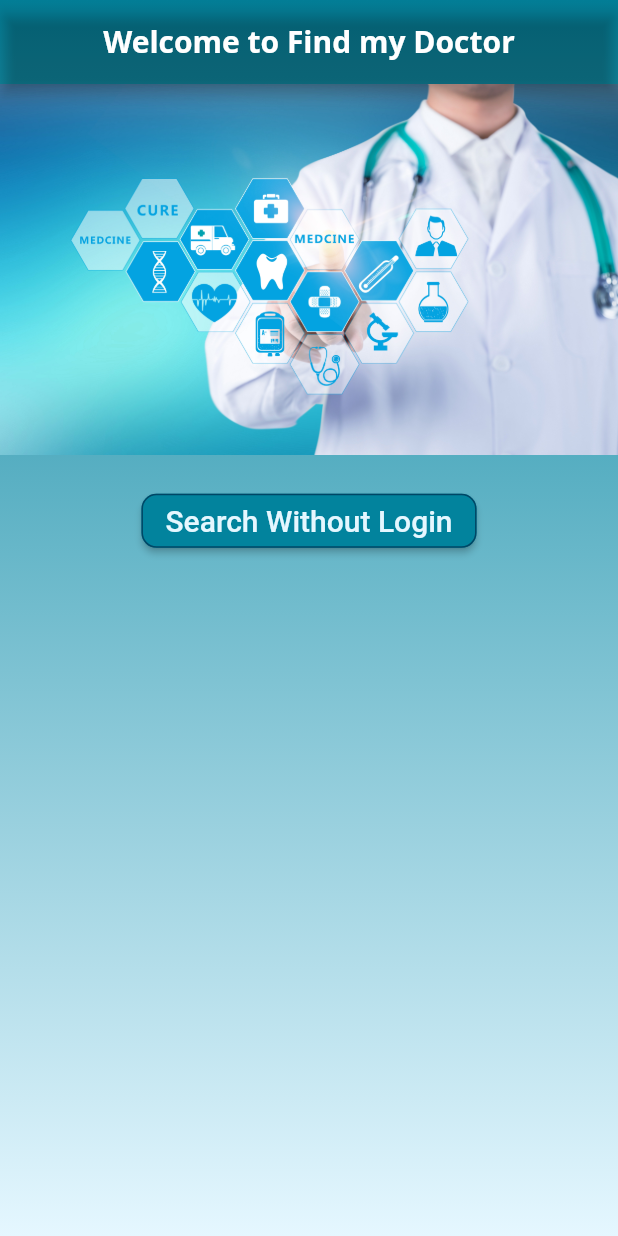
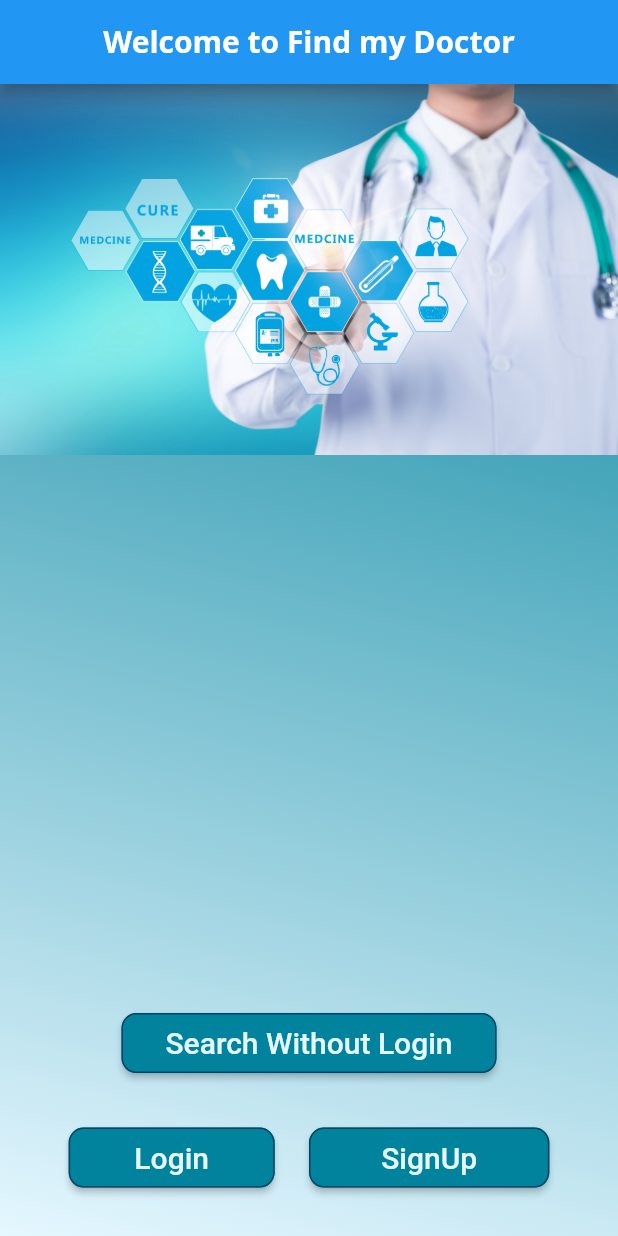
Before and after one commit to Parinika/findyourdoctor, a Flutter app: the screen it shows after launch, on a phone screen of 412 x 824 dp. Run offline on Flutter 3.47's test engine with Material 2 defaults, Android fonts, the phone set to English and light mode, and no system bars; Roboto replaces fonts that are missing (Open Sans).

Commit message:
welcome page

```diff
--- a/lib/Screens/Welcome/welcome_screen.dart
+++ b/lib/Screens/Welcome/welcome_screen.dart
@@ -13,12 +13,12 @@ class WelcomeScreen extends StatelessWidget {
       decoration: const BoxDecoration(
           gradient: LinearGradient(
               begin: Alignment.topCenter,
-              end: Alignment.bottomCenter,
+              end: Alignment.bottomLeft,
               colors: [kBGColor, kPrimaryLightColor])),
       child: Scaffold(
           backgroundColor: Colors.transparent,
           appBar: AppBar(
-            backgroundColor: Colors.transparent,
+            //backgroundColor: Colors.transparent,
             title: Center(
               child: Text("Welcome to Find my Doctor",
                   style: TextStyle(
@@ -27,41 +27,97 @@ class WelcomeScreen extends StatelessWidget {
           ),
           body: Center(
             child: Column(
-                crossAxisAlignment: CrossAxisAlignment.start,
+                crossAxisAlignment: CrossAxisAlignment.center,
                 mainAxisSize: MainAxisSize.max,
                 mainAxisAlignment: MainAxisAlignment.start,
                 children: <Widget>[
                   Image.asset(
                     'assests/images/logo.jpg',
-                    // height: 300.0,
-                    // width: 300.0,
                     scale: 8.0,
-                    // final AlignmentGeometry alignment(-1.0,0.0);
+                    width: MediaQuery.of(context).size.width,
                   ),
-                  Center(
-                      child: Container(
-                        margin: EdgeInsets.only(top: 20),
-                        child: ElevatedButton(
+                  Spacer(flex: 13),
+                  ElevatedButton(
                       onPressed: () {},
+                      style: ElevatedButton.styleFrom(
+                          primary: kBGColor,
+                          onPrimary: kPrimaryLightColor,
+                          fixedSize: const Size(250, 40),
+                          elevation: 2,
+                          shape: (RoundedRectangleBorder(
+                              borderRadius: BorderRadius.circular(10.0),
+                              side: BorderSide(color: kPrimaryColor)))),
                       child: Text(
                         'Search Without Login',
                         style: TextStyle(fontSize: 20.0),
-                          ),
+                      )),
+                  Spacer(),
+                  Row(
+                    mainAxisAlignment: MainAxisAlignment.center,
+                    children: <Widget>[
+                      Spacer(flex: 2),
+                      Expanded(
+                        flex: 6,
+                        child: ElevatedButton(
+                            onPressed: () {},
                             style: ElevatedButton.styleFrom(
                                 primary: kBGColor,
                                 onPrimary: kPrimaryLightColor,
+                                fixedSize: const Size(50, 40),
+                                //padding: const EdgeInsets.symmetric(vertical: 12),
                                 elevation: 2,
                                 shape: (RoundedRectangleBorder(
                                     borderRadius: BorderRadius.circular(10.0),
-                              side: BorderSide(color: kPrimaryColor)))
-                              // shape: ButtonStyleButton(),
-                              // alignment:Alignment.Center,
+                                    side: BorderSide(color: kPrimaryColor)))),
+                            child: Text(
+                              'Login',
+                              style: TextStyle(fontSize: 20.0),
+                            )),
                       ),
+                      Spacer(),
+                      Expanded(
+                        flex: 7,
+                        child: ElevatedButton(
+                            onPressed: () {},
+                            style: ElevatedButton.styleFrom(
+                                primary: kBGColor,
+                                onPrimary: kPrimaryLightColor,
+                                fixedSize: const Size(50, 40),
+                                // padding: const EdgeInsets.symmetric( vertical: 12),
+                                elevation: 2,
+                                shape: (RoundedRectangleBorder(
+                                    borderRadius: BorderRadius.circular(10.0),
+                                    side: BorderSide(color: kPrimaryColor)))),
+                            child: Text(
+                              'SignUp',
+                              style: TextStyle(fontSize: 20.0),
+                            )),
                       ),
-                      )
-                  )
+                      Spacer(flex: 2),
+                    ],
+                  ),
+                  Spacer(),
+                  // Center(
+                  //     child: Container(
+                  //       margin: EdgeInsets.only(top: 20),
+                  //       child: ElevatedButton(
+                  //         onPressed: () {},
+                  //         child: Text(
+                  //           'Search Without Login',
+                  //           style: TextStyle(fontSize: 20.0),
+                  //         ),
+                  //         style: ElevatedButton.styleFrom(
+                  //           primary: kBGColor,
+                  //           onPrimary: kPrimaryLightColor,
+                  //           elevation: 2,
+                  //           shape: (RoundedRectangleBorder(
+                  //             borderRadius: BorderRadius.circular(10.0),
+                  //             side: BorderSide(color: kPrimaryColor)))
+                  //         ),
+                  //       ),
+                  //     )
+                  // )
                 ]),
-            //child: TextButton(onPressed: (){},child: Text('Button'),),
           )),
     );
   }
```
Lines whose indentation alone changed are shown as unchanged.
